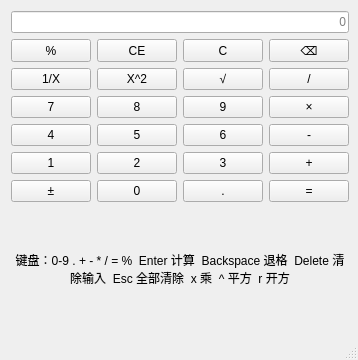
First picture: the form in mainwindow.ui, repository wenbo8508-sketch/simple_computer, before the edit.
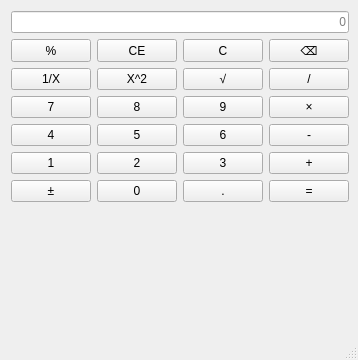
Second picture: the form after the edit.

Commit message:
界面：窗口标题改为个人标识并精简键盘提示文字
- 标题由「带键盘事件的计算器」改为「宋文博的计算器」
- 清空 hintLabel 提示文字，界面更接近 Windows 自带计算器
- 同步样式表注释：已由深色屏幕改为浅色（白底深字）主题

```diff
--- a/mainwindow.ui
+++ b/mainwindow.ui
@@ -6,7 +6,7 @@
    <rect>
     <x>0</x>
     <y>0</y>
-    <width>338</width>
+    <width>340</width>
     <height>360</height>
    </rect>
   </property>
@@ -356,7 +356,7 @@
     <item>
      <widget class="QLabel" name="hintLabel">
       <property name="text">
-       <string>键盘：0-9 . + - * / = %  Enter 计算  Backspace 退格  Delete 清除输入  Esc 全部清除  x 乘  ^ 平方  r 开方</string>
+       <string/>
       </property>
       <property name="alignment">
        <set>Qt::AlignmentFlag::AlignCenter</set>
```
Left out of the diff: 2 changed lines with no effect on the pictures. The commit also changes 1 other file.
